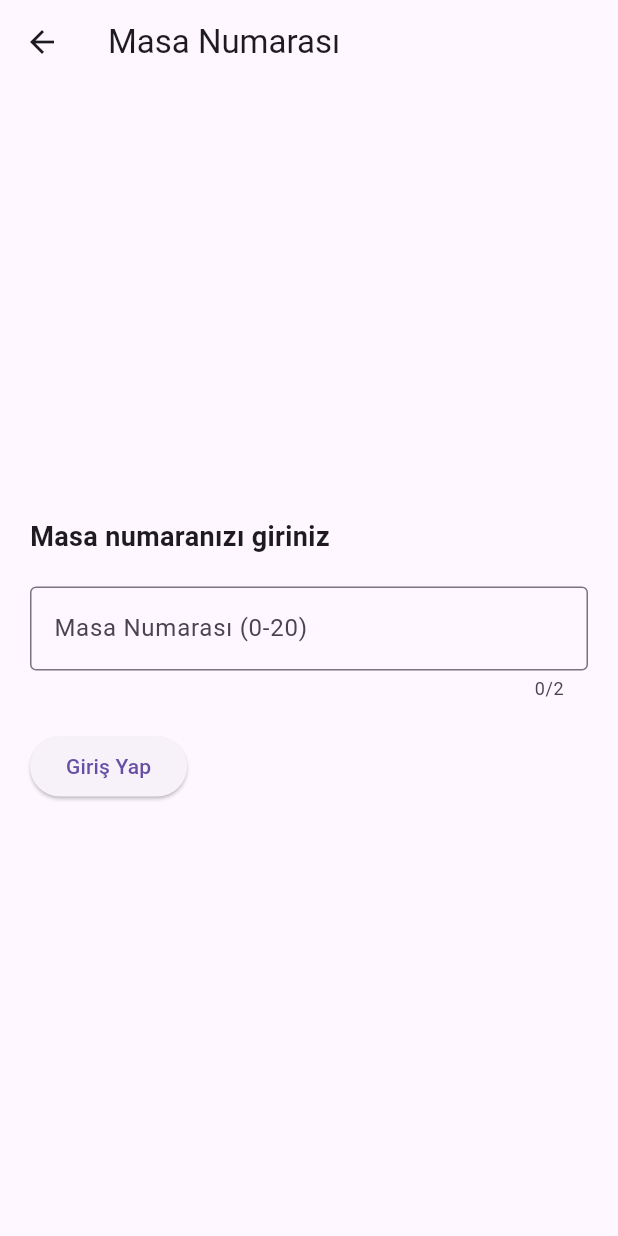
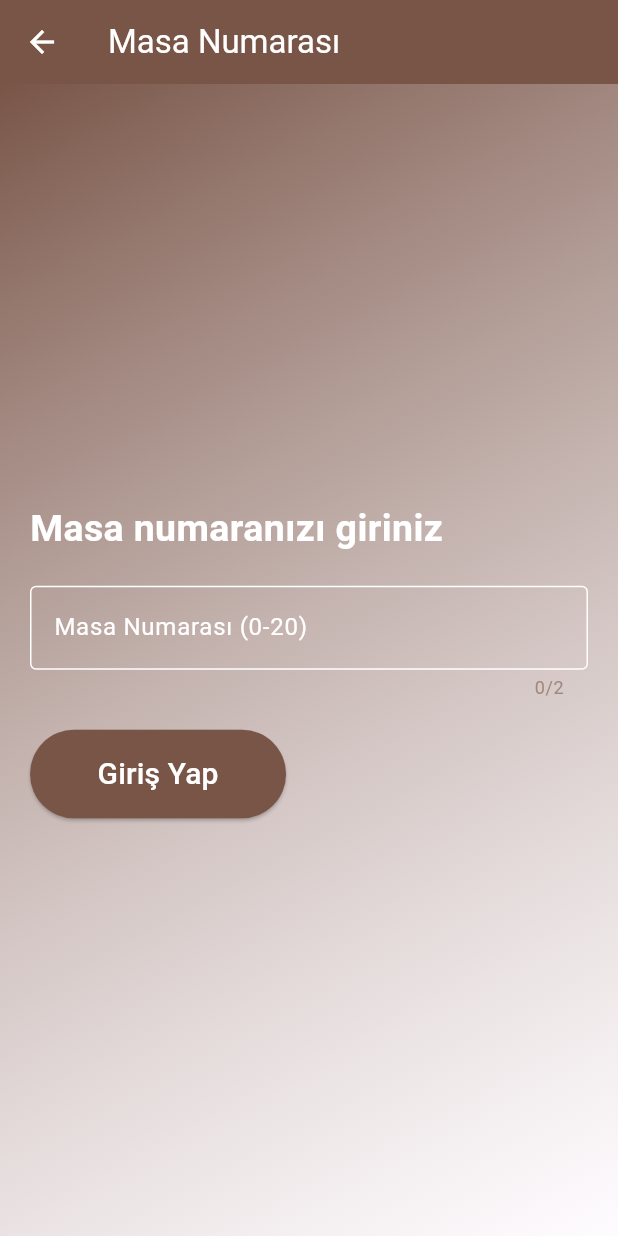
Before and after one commit to esramukaddescetin/flutter-Restaurant-App, a Flutter app: the TableNumberPage screen opened by its route, on a phone screen of 412 x 824 dp. Run offline on Flutter 3.47's test engine with Material 3 defaults, Android fonts, the phone set to English and light mode, and no system bars; our stand-ins replace cloud_firestore, firebase_auth, firebase_core, fluttertoast, get_it; accounts and stored records are empty.

Commit message:
the table number entry screen has been edited

```diff
--- a/lib/entry_table_no.dart
+++ b/lib/entry_table_no.dart
@@ -1,4 +1,5 @@
 import 'package:flutter/material.dart';
+import 'package:restaurant_app/utils/my_widgets.dart';
 
 class TableNumberPage extends StatefulWidget {
   @override
@@ -13,28 +14,68 @@ class _TableNumberPageState extends State<TableNumberPage> {
   Widget build(BuildContext context) {
     return Scaffold(
       appBar: AppBar(
-        title: Text('Masa Numarası'),
+        backgroundColor: Colors.brown,
+        title: Text(
+          'Masa Numarası',
+          style: TextStyle(color: Colors.white),
         ),
-      body: Padding(
+        iconTheme: IconThemeData(color: Colors.white),
+      ),
+      body: Container(
+        decoration: WidgetBackcolor(
+          Colors.brown,
+          Colors.white60,
+        ),
+        child: Padding(
           padding: const EdgeInsets.all(20.0),
           child: Column(
             mainAxisAlignment: MainAxisAlignment.center,
-          crossAxisAlignment: CrossAxisAlignment.start, // Sola yaslanması için
+            crossAxisAlignment:
+                CrossAxisAlignment.start, // Sola yaslanması için
             children: [
               Text(
                 'Masa numaranızı giriniz',
-              style: TextStyle(fontSize: 18.0, fontWeight: FontWeight.bold),
+                style: TextStyle(
+                  fontSize: 25.0,
+                  fontWeight: FontWeight.bold,
+                  color: Colors.white,
+                ),
+
                 textAlign: TextAlign.left, // Sola yaslanması için
               ),
               SizedBox(height: 20.0),
               TextField(
                 controller: _tableNumberController,
                 keyboardType: TextInputType.number,
-              maxLength: 2, // Maksimum uzunluk 2 (0-20 arası)
+                maxLength: 2,
+                style: TextStyle(
+                  color: Colors.white,
+                ), // Metin rengini beyaz yap
                 decoration: InputDecoration(
                   labelText: 'Masa Numarası (0-20)',
-                border: OutlineInputBorder(),
+                  labelStyle:
+                      TextStyle(color: Colors.white), // Metin rengini beyaz yap
+                  border: OutlineInputBorder(
+                    borderSide: BorderSide(
+                        color: Colors.white), // Çizgi rengini beyaz yap
+                  ),
+                  enabledBorder: OutlineInputBorder(
+                    borderSide: BorderSide(
+                        color: Colors
+                            .white), // Aktif olmayan çizgi rengini beyaz yap
+                  ),
+                  focusedBorder: OutlineInputBorder(
+                    borderSide: BorderSide(
+                        color: Colors
+                            .white), // Odaklanılan çizgi rengini beyaz yap
+                  ),
+                  counterStyle: TextStyle(
+                      color: Colors
+                          .brown[300]), // Sayma metninin rengini beyaz yap
                   errorText: _errorMessage.isNotEmpty ? _errorMessage : null,
+                  errorStyle: TextStyle(
+                      color:
+                          Colors.red[900]), // Hata metninin rengini beyaz yap
                 ),
               ),
               SizedBox(height: 20.0),
@@ -59,9 +100,22 @@ class _TableNumberPageState extends State<TableNumberPage> {
                     });
                   }
                 },
-              child: Text('Giriş Yap'),
+                child: Text(
+                  'Giriş Yap',
+                  style: TextStyle(
+                    color: Colors.white,
+                    fontSize: 20.0,
+                  ),
+                ),
+                style: ElevatedButton.styleFrom(
+                  padding: EdgeInsets.symmetric(
+                      vertical: 15.0,
+                      horizontal: 45.0), // Buton boyutunu ayarla
+                  backgroundColor: Colors.brown, // Buton rengini belirle
+                ),
               ),
             ],
+          ),
         ),
       ),
     );
```
Lines whose indentation alone changed are shown as unchanged.
